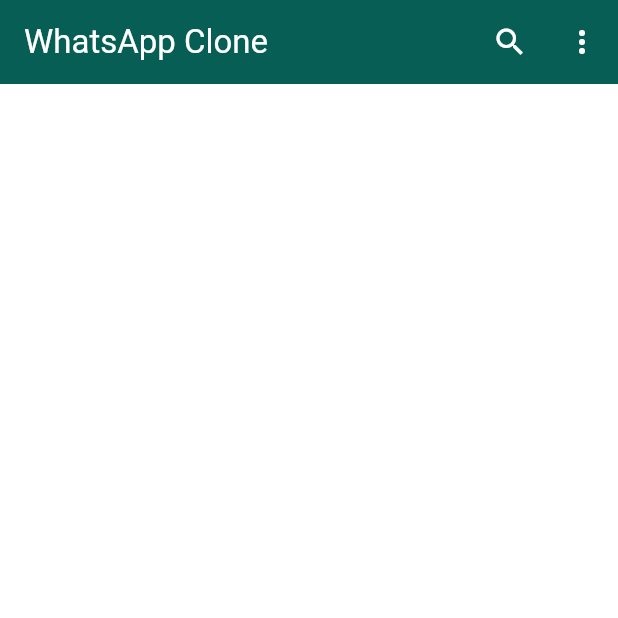
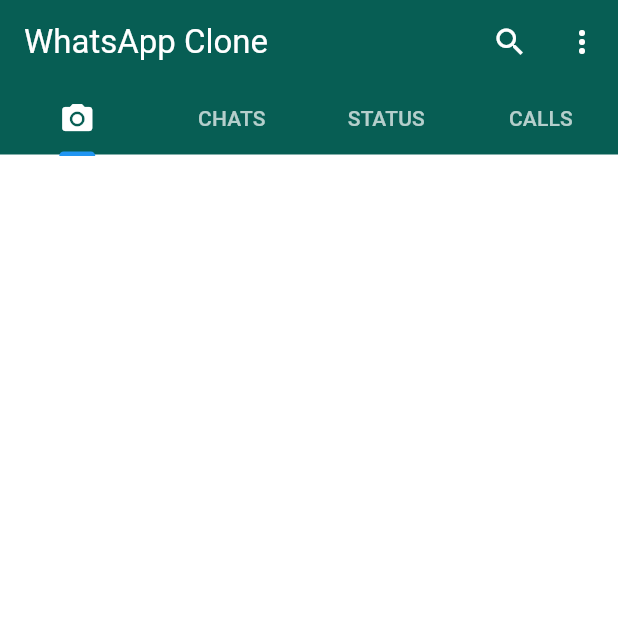
Before and after one commit to romelt777/ChatApp, a Flutter app: the screen it shows after launch, on a phone screen of 412 x 824 dp, the top half of it. Run offline on Flutter 3.47's test engine with Material 3 defaults, Android fonts, the phone set to English and light mode, and no system bars.

Commit message:
finsihed tabBar

```diff
--- a/lib/Screens/HomeScreen.dart
+++ b/lib/Screens/HomeScreen.dart
@@ -7,7 +7,14 @@ class Homescreen extends StatefulWidget {
   State<Homescreen> createState() => _HomescreenState();
 }
 
-class _HomescreenState extends State<Homescreen> {
+class _HomescreenState extends State<Homescreen> with SingleTickerProviderStateMixin{
+  late TabController _controller;
+  @override
+  void initState() {
+    super.initState();
+    _controller = TabController(length: 4, vsync: this, initialIndex: 0);
+  }
+
   @override
   Widget build(BuildContext context) {
     return Scaffold(
@@ -17,6 +24,22 @@ class _HomescreenState extends State<Homescreen> {
           IconButton(onPressed: () {}, icon: Icon(Icons.search)),
           IconButton(onPressed: () {}, icon: Icon(Icons.more_vert)),
         ],
+        bottom: TabBar(
+            controller: _controller,
+            tabs: [
+                Tab(
+                    icon: Icon(Icons.camera_alt),
+                ),
+                Tab(
+                    text: "CHATS",
+                ),
+                Tab(
+                    text: "STATUS",
+                ),
+                Tab(
+                    text: "CALLS",
+                ),
+            ]),
       ),
     );
   }
--- a/lib/main.dart
+++ b/lib/main.dart
@@ -18,6 +18,10 @@ class MainApp extends StatelessWidget {
           backgroundColor: Color(0xFF075E54),
           foregroundColor: Colors.white
         ),
+        tabBarTheme: const TabBarTheme(
+          labelColor: Colors.white,
+          unselectedLabelColor: Colors.white70,
+        ),
         colorScheme: ColorScheme.fromSwatch().copyWith(
           secondary: const Color(0xFF128C7E),
         ),
```
